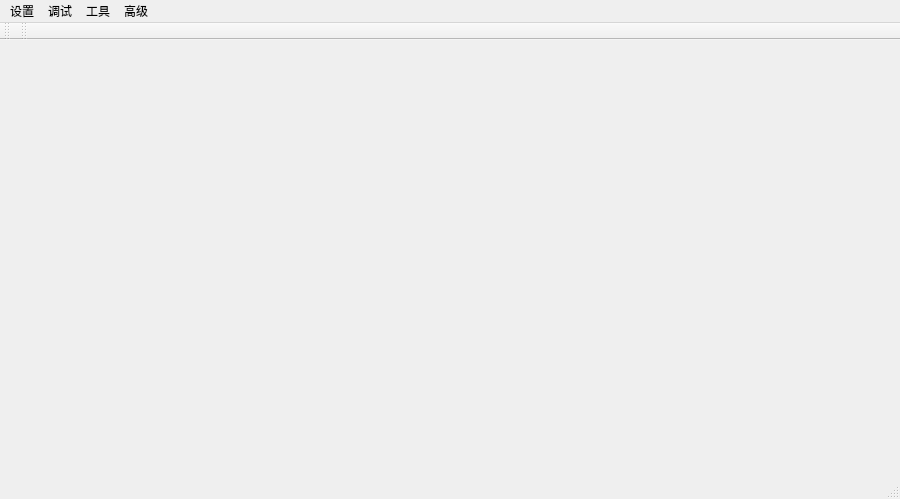
This is robot_gui/mainwindow.ui in CastielLiu/robotGui as Qt 5 draws it before an edit. The edited form follows.
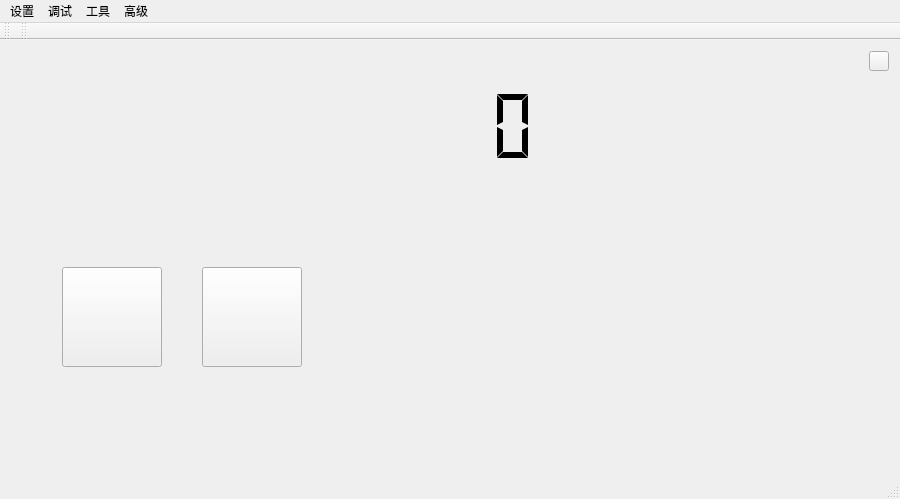
This is the edited form. The open tabs and pages were chosen to show the change. Icons and pictures are not drawn. Custom widgets are drawn as their Qt base class.

```diff
--- a/robot_gui/mainwindow.ui
+++ b/robot_gui/mainwindow.ui
@@ -17,7 +17,10 @@
    <string notr="true"/>
   </property>
   <widget class="QWidget" name="centralWidget">
-   <layout class="QVBoxLayout" name="verticalLayout_11">
+   <property name="styleSheet">
+    <string notr="true"/>
+   </property>
+   <layout class="QHBoxLayout" name="horizontalLayout_9" stretch="1,0">
     <item>
      <widget class="QStackedWidget" name="stackedWidget">
       <property name="styleSheet">
@@ -169,45 +172,6 @@
           </item>
           <item>
            <layout class="QVBoxLayout" name="verticalLayout_7">
-            <item>
-             <layout class="QHBoxLayout" name="horizontalLayout">
-              <item>
-               <spacer name="horizontalSpacer">
-                <property name="orientation">
-                 <enum>Qt::Horizontal</enum>
-                </property>
-                <property name="sizeHint" stdset="0">
-                 <size>
-                  <width>40</width>
-                  <height>20</height>
-                 </size>
-                </property>
-               </spacer>
-              </item>
-              <item>
-               <widget class="QPushButton" name="pushButton_home">
-                <property name="minimumSize">
-                 <size>
-                  <width>20</width>
-                  <height>20</height>
-                 </size>
-                </property>
-                <property name="maximumSize">
-                 <size>
-                  <width>20</width>
-                  <height>20</height>
-                 </size>
-                </property>
-                <property name="styleSheet">
-                 <string notr="true">border-image: url(:/images/home_icon);</string>
-                </property>
-                <property name="text">
-                 <string/>
-                </property>
-               </widget>
-              </item>
-             </layout>
-            </item>
             <item>
              <widget class="QWidget" name="widget_right" native="true">
               <property name="styleSheet">
@@ -878,9 +842,171 @@
         </item>
        </layout>
       </widget>
-      <widget class="QWidget" name="page_home"/>
+      <widget class="QWidget" name="page_home">
+       <layout class="QVBoxLayout" name="verticalLayout_11">
+        <item>
+         <layout class="QVBoxLayout" name="verticalLayout_10" stretch="1,2">
+          <item>
+           <layout class="QHBoxLayout" name="horizontalLayout">
+            <item>
+             <spacer name="horizontalSpacer">
+              <property name="orientation">
+               <enum>Qt::Horizontal</enum>
+              </property>
+              <property name="sizeHint" stdset="0">
+               <size>
+                <width>40</width>
+                <height>20</height>
+               </size>
+              </property>
+             </spacer>
+            </item>
+            <item>
+             <widget class="QLCDNumber" name="lcdNumber_clock">
+              <property name="minimumSize">
+               <size>
+                <width>200</width>
+                <height>80</height>
+               </size>
+              </property>
+              <property name="styleSheet">
+               <string notr="true">border: 0px </string>
+              </property>
+              <property name="smallDecimalPoint">
+               <bool>false</bool>
+              </property>
+              <property name="digitCount">
+               <number>5</number>
+              </property>
+              <property name="segmentStyle">
+               <enum>QLCDNumber::Flat</enum>
+              </property>
+              <property name="value" stdset="0">
+               <double>0.000000000000000</double>
+              </property>
+             </widget>
+            </item>
+            <item>
+             <spacer name="horizontalSpacer_2">
+              <property name="orientation">
+               <enum>Qt::Horizontal</enum>
+              </property>
+              <property name="sizeHint" stdset="0">
+               <size>
+                <width>40</width>
+                <height>20</height>
+               </size>
+              </property>
+             </spacer>
+            </item>
+           </layout>
+          </item>
+          <item>
+           <widget class="QWidget" name="widget_4" native="true">
+            <widget class="QPushButton" name="pushButton_toTransportPage">
+             <property name="geometry">
+              <rect>
+               <x>180</x>
+               <y>70</y>
+               <width>100</width>
+               <height>100</height>
+              </rect>
+             </property>
+             <property name="minimumSize">
+              <size>
+               <width>100</width>
+               <height>100</height>
+              </size>
+             </property>
+             <property name="maximumSize">
+              <size>
+               <width>100</width>
+               <height>100</height>
+              </size>
+             </property>
+             <property name="styleSheet">
+              <string notr="true">border-image: url(:/images/transport_icon);</string>
+             </property>
+             <property name="text">
+              <string/>
+             </property>
+            </widget>
+            <widget class="QPushButton" name="pushButton_toChatPage">
+             <property name="geometry">
+              <rect>
+               <x>40</x>
+               <y>70</y>
+               <width>100</width>
+               <height>100</height>
+              </rect>
+             </property>
+             <property name="minimumSize">
+              <size>
+               <width>100</width>
+               <height>100</height>
+              </size>
+             </property>
+             <property name="maximumSize">
+              <size>
+               <width>100</width>
+               <height>100</height>
+              </size>
+             </property>
+             <property name="styleSheet">
+              <string notr="true">border-image: url(:/images/chat_icon);</string>
+             </property>
+             <property name="text">
+              <string/>
+             </property>
+            </widget>
+           </widget>
+          </item>
+         </layout>
+        </item>
+       </layout>
+      </widget>
+      <widget class="QWidget" name="page"/>
      </widget>
     </item>
+    <item>
+     <layout class="QVBoxLayout" name="verticalLayout_9">
+      <item>
+       <widget class="QPushButton" name="pushButton_home">
+        <property name="minimumSize">
+         <size>
+          <width>20</width>
+          <height>20</height>
+         </size>
+        </property>
+        <property name="maximumSize">
+         <size>
+          <width>20</width>
+          <height>20</height>
+         </size>
+        </property>
+        <property name="styleSheet">
+         <string notr="true">border-image: url(:/images/home_icon);</string>
+        </property>
+        <property name="text">
+         <string/>
+        </property>
+       </widget>
+      </item>
+      <item>
+       <spacer name="verticalSpacer_3">
+        <property name="orientation">
+         <enum>Qt::Vertical</enum>
+        </property>
+        <property name="sizeHint" stdset="0">
+         <size>
+          <width>20</width>
+          <height>40</height>
+         </size>
+        </property>
+       </spacer>
+      </item>
+     </layout>
+    </item>
    </layout>
   </widget>
   <widget class="QMenuBar" name="menuBar">
```
Left out of the diff: 54 changed lines with no effect on the pictures.
